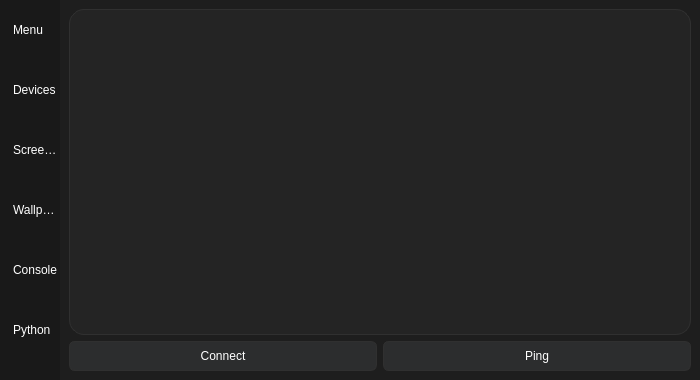
Qt form admin/gui/gui.ui (BarsTiger/daunRat) before a commit.
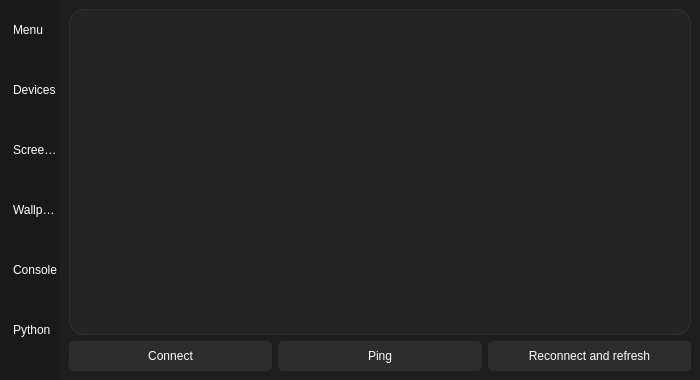
The same form after that commit. The open tabs and pages were chosen to show the change. Icons and pictures are not drawn.

What changed in the file:
```diff
--- a/admin/gui/gui.ui
+++ b/admin/gui/gui.ui
@@ -563,6 +563,19 @@
             </property>
            </widget>
           </item>
+          <item>
+           <widget class="QPushButton" name="reconRefreshButton">
+            <property name="minimumSize">
+             <size>
+              <width>0</width>
+              <height>30</height>
+             </size>
+            </property>
+            <property name="text">
+             <string>Reconnect and refresh</string>
+            </property>
+           </widget>
+          </item>
          </layout>
         </item>
        </layout>
```
Left out of the diff: 4 changed lines with no effect on the pictures.
